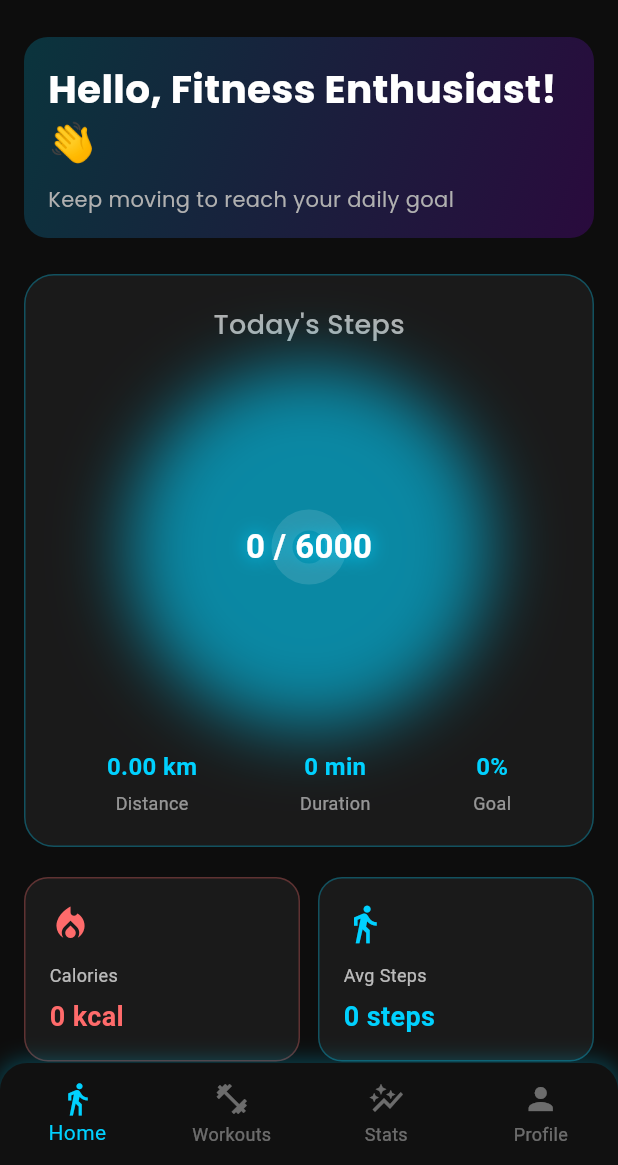
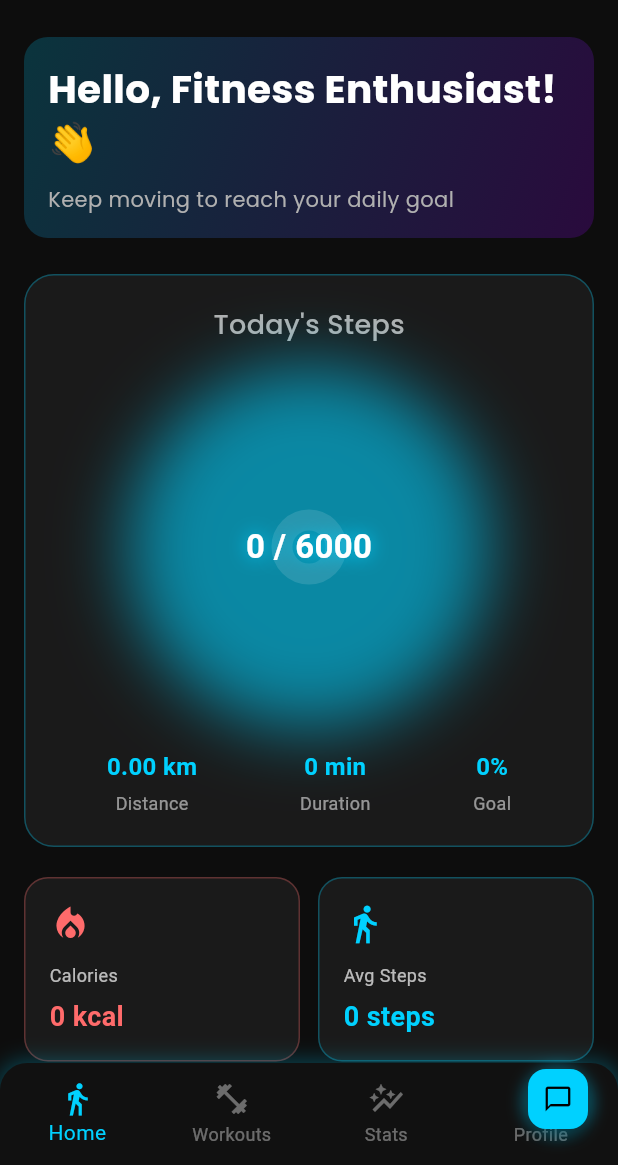
Before and after one commit to falakdev/Bodyfit, a Flutter app: the screen it shows once a user with an empty profile is signed in, on a phone screen of 412 x 824 dp, the part 71-1236 px from its top. Run offline on Flutter 3.47's test engine with Material 3 defaults, Android fonts, the phone set to English and light mode, and no system bars; drawn by our look-alikes of flutter_animate; our stand-ins replace cloud_firestore, firebase_auth, firebase_core, flutter_svg, google_fonts, google_generative_ai and 2 more; accounts and stored records are empty.

Commit message:
Add Gemini-powered Fitness Chatbot widget with Gemini 2.0 API integration

```diff
--- a/lib/screens/main_navigation.dart
+++ b/lib/screens/main_navigation.dart
@@ -1,5 +1,6 @@
 import 'package:flutter/material.dart';
 import '../core/theme/app_colors.dart';
+import '../widgets/fitness_chatbot.dart';
 import 'home/home_screen.dart';
 import 'stats/stats_screen.dart';
 import 'profile/profile_screen.dart';
@@ -24,10 +25,11 @@ class _MainNavigationState extends State<MainNavigation> {
 
   @override
   Widget build(BuildContext context) {
-    return Scaffold(
+    return Stack(
+      children: [
+        Scaffold(
           backgroundColor: AppColors.background,
           body: _screens[_selectedIndex],
-
           bottomNavigationBar: Container(
             height: 68,
             decoration: BoxDecoration(
@@ -51,17 +53,26 @@ class _MainNavigationState extends State<MainNavigation> {
               selectedItemColor: AppColors.primary,
               unselectedItemColor: Colors.white38,
               type: BottomNavigationBarType.fixed,
-          onTap: (index){
+              onTap: (index) {
                 setState(() => _selectedIndex = index);
               },
               items: const [
-            BottomNavigationBarItem(icon: Icon(Icons.directions_walk), label: "Home"),
-            BottomNavigationBarItem(icon: Icon(Icons.fitness_center), label: "Workouts"),
-            BottomNavigationBarItem(icon: Icon(Icons.auto_graph), label: "Stats"),
-            BottomNavigationBarItem(icon: Icon(Icons.person), label: "Profile"),
+                BottomNavigationBarItem(
+                    icon: Icon(Icons.directions_walk), label: "Home"),
+                BottomNavigationBarItem(
+                    icon: Icon(Icons.fitness_center), label: "Workouts"),
+                BottomNavigationBarItem(
+                    icon: Icon(Icons.auto_graph), label: "Stats"),
+                BottomNavigationBarItem(
+                    icon: Icon(Icons.person), label: "Profile"),
               ],
             ),
           ),
+        ),
+        FitnessChatbot(
+          geminiApiKey: 'AIzaSyAXsYBc0wIEWdvjQrEcGZxq4e8dFHxJbys',
+        ),
+      ],
     );
   }
 }
--- /dev/null
+++ b/lib/widgets/fitness_chatbot.dart
@@ -0,0 +1,329 @@
+import 'package:flutter/material.dart';
+import 'package:google_generative_ai/google_generative_ai.dart';
+import '../core/theme/app_colors.dart';
+
+class FitnessChatbot extends StatefulWidget {
+  final String geminiApiKey;
+
+  const FitnessChatbot({
+    super.key,
+    required this.geminiApiKey,
+  });
+
+  @override
+  State<FitnessChatbot> createState() => _FitnessChatbotState();
+}
+
+class _FitnessChatbotState extends State<FitnessChatbot> {
+  bool _isExpanded = false;
+  final TextEditingController _controller = TextEditingController();
+  final List<Map<String, String>> _messages = [];
+  late GenerativeModel _model;
+  bool _isLoading = false;
+  final ScrollController _scrollController = ScrollController();
+
+  @override
+  void initState() {
+    super.initState();
+    _model = GenerativeModel(
+      model: 'gemini-2.0-flash',
+      apiKey: widget.geminiApiKey,
+    );
+
+    // Add initial greeting
+    _messages.add({
+      'role': 'bot',
+      'text':
+          'Hi! I\'m your Fitness Assistant. Ask me anything about workouts, nutrition, or fitness tips!'
+    });
+  }
+
+  Future<void> _sendMessage(String text) async {
+    if (text.isEmpty) return;
+
+    setState(() {
+      _messages.add({'role': 'user', 'text': text});
+      _isLoading = true;
+    });
+    _controller.clear();
+    _scrollToBottom();
+
+    try {
+      final response = await _model.generateContent([
+        Content.text(
+            'You are a professional fitness assistant and personal trainer. Answer this fitness-related question concisely and helpfully. Question: $text'),
+      ]);
+
+      if (response.text != null && response.text!.isNotEmpty) {
+        setState(() {
+          _messages.add({'role': 'bot', 'text': response.text!});
+          _isLoading = false;
+        });
+      } else {
+        setState(() {
+          _messages.add(
+              {'role': 'bot', 'text': 'No response received from the API.'});
+          _isLoading = false;
+        });
+      }
+      _scrollToBottom();
+    } catch (e) {
+      debugPrint('Chatbot Error: $e');
+      setState(() {
+        _messages.add({
+          'role': 'bot',
+          'text':
+              'Error: ${e.toString()}. Please check your API key or try again later.'
+        });
+        _isLoading = false;
+      });
+    }
+  }
+
+  void _scrollToBottom() {
+    Future.delayed(const Duration(milliseconds: 100), () {
+      if (_scrollController.hasClients) {
+        _scrollController.animateTo(
+          _scrollController.position.maxScrollExtent,
+          duration: const Duration(milliseconds: 300),
+          curve: Curves.easeOut,
+        );
+      }
+    });
+  }
+
+  @override
+  Widget build(BuildContext context) {
+    final screenSize = MediaQuery.of(context).size;
+    final isSmallScreen = screenSize.width < 400;
+
+    return Positioned(
+      bottom: 20,
+      right: 16,
+      child: Column(
+        mainAxisSize: MainAxisSize.min,
+        crossAxisAlignment: CrossAxisAlignment.end,
+        children: [
+          if (_isExpanded)
+            SizedBox(
+              width: isSmallScreen ? screenSize.width - 40 : 320,
+              height: 450,
+              child: Material(
+                color: AppColors.isDarkMode
+                    ? const Color(0xFF1E1E1E)
+                    : Colors.white,
+                borderRadius: BorderRadius.circular(16),
+                elevation: 8,
+                child: ClipRRect(
+                  borderRadius: BorderRadius.circular(16),
+                  child: Column(
+                    children: [
+                      // Header
+                      Container(
+                        padding: const EdgeInsets.symmetric(
+                          horizontal: 16,
+                          vertical: 12,
+                        ),
+                        decoration: BoxDecoration(
+                          color: AppColors.primary,
+                        ),
+                        child: Row(
+                          mainAxisAlignment: MainAxisAlignment.spaceBetween,
+                          children: [
+                            const Expanded(
+                              child: Text(
+                                'Fitness Assistant',
+                                style: TextStyle(
+                                  color: Colors.white,
+                                  fontSize: 16,
+                                  fontWeight: FontWeight.bold,
+                                ),
+                                overflow: TextOverflow.ellipsis,
+                              ),
+                            ),
+                            SizedBox(
+                              width: 32,
+                              height: 32,
+                              child: IconButton(
+                                padding: EdgeInsets.zero,
+                                icon: const Icon(
+                                  Icons.close,
+                                  color: Colors.white,
+                                  size: 20,
+                                ),
+                                onPressed: () =>
+                                    setState(() => _isExpanded = false),
+                              ),
+                            ),
+                          ],
+                        ),
+                      ),
+                      // Messages area
+                      Expanded(
+                        child: _messages.isEmpty
+                            ? Center(
+                                child: Text(
+                                  'No messages yet',
+                                  style: TextStyle(
+                                    color: AppColors.isDarkMode
+                                        ? Colors.white30
+                                        : Colors.grey,
+                                  ),
+                                ),
+                              )
+                            : ListView.builder(
+                                controller: _scrollController,
+                                padding: const EdgeInsets.all(12),
+                                itemCount: _messages.length,
+                                itemBuilder: (context, index) {
+                                  final msg = _messages[index];
+                                  final isUser = msg['role'] == 'user';
+                                  return Align(
+                                    alignment: isUser
+                                        ? Alignment.centerRight
+                                        : Alignment.centerLeft,
+                                    child: Container(
+                                      margin: const EdgeInsets.symmetric(
+                                        vertical: 6,
+                                      ),
+                                      padding: const EdgeInsets.all(10),
+                                      constraints:
+                                          const BoxConstraints(maxWidth: 240),
+                                      decoration: BoxDecoration(
+                                        color: isUser
+                                            ? AppColors.primary
+                                            : (AppColors.isDarkMode
+                                                ? const Color(0xFF2A2A2A)
+                                                : const Color(0xFFE8E8E8)),
+                                        borderRadius: BorderRadius.circular(12),
+                                      ),
+                                      child: Text(
+                                        msg['text'] ?? '',
+                                        style: TextStyle(
+                                          color: isUser
+                                              ? Colors.white
+                                              : (AppColors.isDarkMode
+                                                  ? Colors.white70
+                                                  : Colors.black87),
+                                          fontSize: 13,
+                                        ),
+                                        softWrap: true,
+                                      ),
+                                    ),
+                                  );
+                                },
+                              ),
+                      ),
+                      // Loading indicator
+                      if (_isLoading)
+                        Padding(
+                          padding: const EdgeInsets.symmetric(vertical: 8),
+                          child: SizedBox(
+                            height: 18,
+                            width: 18,
+                            child: CircularProgressIndicator(
+                              strokeWidth: 2,
+                            ),
+                          ),
+                        ),
+                      // Input area
+                      Container(
+                        padding: const EdgeInsets.all(10),
+                        decoration: BoxDecoration(
+                          border: Border(
+                            top: BorderSide(
+                              color: Colors.grey.withOpacity(0.2),
+                            ),
+                          ),
+                        ),
+                        child: Row(
+                          children: [
+                            Expanded(
+                              child: TextField(
+                                controller: _controller,
+                                enabled: !_isLoading,
+                                maxLines: 1,
+                                decoration: InputDecoration(
+                                  hintText: 'Ask...',
+                                  hintStyle: TextStyle(
+                                    fontSize: 12,
+                                    color: Colors.grey.withOpacity(0.6),
+                                  ),
+                                  border: OutlineInputBorder(
+                                    borderRadius: BorderRadius.circular(8),
+                                  ),
+                                  contentPadding: const EdgeInsets.symmetric(
+                                    horizontal: 10,
+                                    vertical: 8,
+                                  ),
+                                  isDense: true,
+                                ),
+                                textCapitalization:
+                                    TextCapitalization.sentences,
+                                onSubmitted: _sendMessage,
+                              ),
+                            ),
+                            const SizedBox(width: 6),
+                            Container(
+                              width: 36,
+                              height: 36,
+                              decoration: BoxDecoration(
+                                color: AppColors.primary,
+                                borderRadius: BorderRadius.circular(8),
+                              ),
+                              child: IconButton(
+                                padding: EdgeInsets.zero,
+                                icon: const Icon(
+                                  Icons.send,
+                                  color: Colors.white,
+                                  size: 18,
+                                ),
+                                onPressed: _isLoading
+                                    ? null
+                                    : () => _sendMessage(_controller.text),
+                              ),
+                            ),
+                          ],
+                        ),
+                      ),
+                    ],
+                  ),
+                ),
+              ),
+            ),
+          const SizedBox(height: 12),
+          // Main chat button
+          Container(
+            decoration: BoxDecoration(
+              shape: BoxShape.circle,
+              boxShadow: [
+                BoxShadow(
+                  color: AppColors.primary.withOpacity(0.4),
+                  blurRadius: 8,
+                  offset: const Offset(0, 2),
+                ),
+              ],
+            ),
+            child: FloatingActionButton(
+              mini: true,
+              backgroundColor: AppColors.primary,
+              elevation: 4,
+              onPressed: () => setState(() => _isExpanded = !_isExpanded),
+              child: Icon(
+                _isExpanded ? Icons.close : Icons.chat_bubble_outline,
+                size: 20,
+              ),
+            ),
+          ),
+        ],
+      ),
+    );
+  }
+
+  @override
+  void dispose() {
+    _controller.dispose();
+    _scrollController.dispose();
+    super.dispose();
+  }
+}
--- a/pubspec.yaml
+++ b/pubspec.yaml
@@ -24,6 +24,7 @@ dependencies:
   firebase_auth: ^6.1.2
   intl: ^0.18.1
   fl_chart: ^0.65.0
+  google_generative_ai: ^0.4.0
 
 dev_dependencies:
   flutter_test:
```
Also changed, not shown: pubspec.lock, 2 other files. Lines whose indentation alone changed are shown as unchanged.
